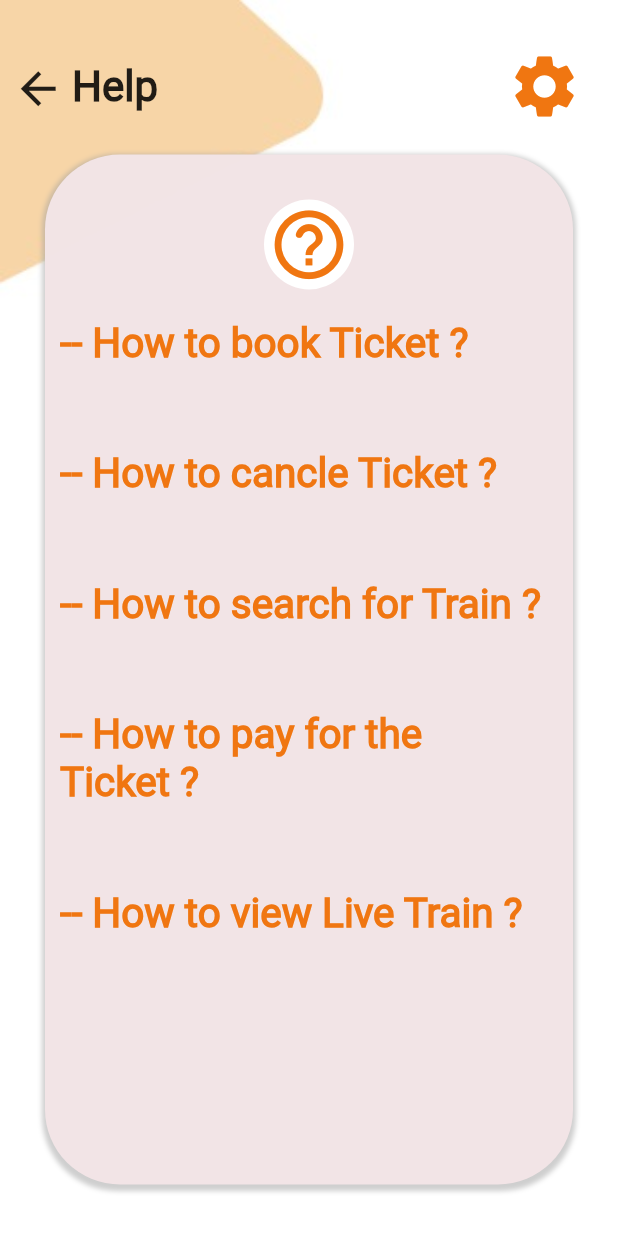
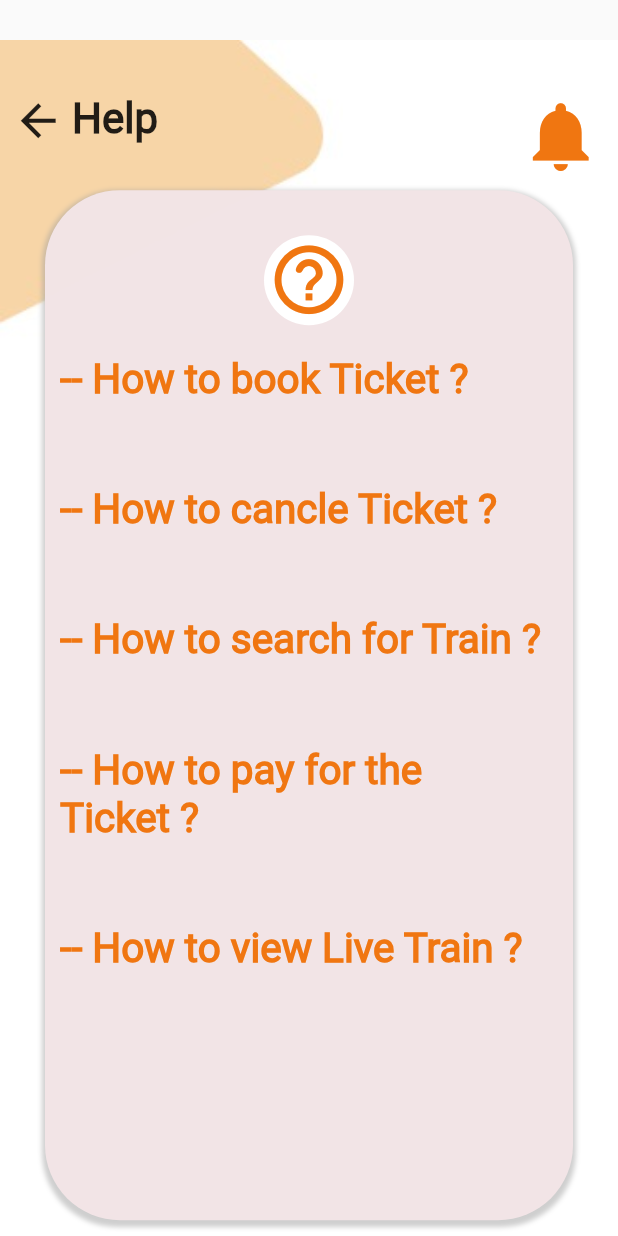
Before and after one commit to AbdallahBadawy/egypt_rails, a Flutter app: the HelpScreen screen opened directly, on a phone screen of 412 x 824 dp. Run offline on Flutter 3.47's test engine with Material 2 defaults, Android fonts, the phone set to English and light mode, and no system bars; our stand-ins replace share; missing offline and left inert: dart:ffi; network calls fail.

Commit message:
Train Between

```diff
--- a/lib/Drawer/Help_Screens/Help_Screen.dart
+++ b/lib/Drawer/Help_Screens/Help_Screen.dart
@@ -1,4 +1,7 @@
+import 'package:egypt_rails/NotificationsButton.dart';
 import 'package:flutter/material.dart';
+
+import '../../Background.dart';
 
 class HelpScreen extends StatefulWidget {
   @override
@@ -9,19 +12,14 @@ class _HelpScreenState extends State<HelpScreen> {
   @override
   Widget build(BuildContext context) {
     return Scaffold(
-      body: Container(
-          width: MediaQuery.of(context).size.width,
-          height: MediaQuery.of(context).size.height,
-          decoration: BoxDecoration(
-              image: new DecorationImage(
-            image: new AssetImage("assets/images/background.jpg"),
-            fit: BoxFit.fill,
-          )),
-          child: Stack(
+        body: Stack(
       children: [
         Positioned(
-                  top: MediaQuery.of(context).size.height / 25,
-
+          top: MediaQuery.of(context).size.height / 31,
+          child: background(context),
+        ),
+        Positioned(
+            top: MediaQuery.of(context).size.height / 15,
             child: Row(
               children: [
                 IconButton(
@@ -31,21 +29,16 @@ class _HelpScreenState extends State<HelpScreen> {
                   icon: Icon(Icons.arrow_back, size: 35),
                 ),
                 Text("Help",
-                          style: TextStyle(
-                              fontSize: 28, fontWeight: FontWeight.bold)),
+                    style:
+                        TextStyle(fontSize: 28, fontWeight: FontWeight.bold)),
                 SizedBox(width: MediaQuery.of(context).size.width / 1.77),
-                      Icon(
-                        Icons.settings,
-                        size: 50,
-                        color: Theme.of(context).primaryColor,
-                      )
+                notificationsButton(context)
               ],
             )),
         Positioned(
-                  top: MediaQuery.of(context).size.height / 8,
+            top: MediaQuery.of(context).size.height / 6.5,
             left: 30,
             child: Container(
-
               padding: EdgeInsets.all(10),
               width: MediaQuery.of(context).size.width - 60,
               height: MediaQuery.of(context).size.height / 1.2,
@@ -76,28 +69,9 @@ class _HelpScreenState extends State<HelpScreen> {
                     ),
                   ),
                 ),
-                      InkWell(onTap: (){},
-                    child:
-                      Text("-- How to book Ticket ?",
-                          style: TextStyle(
-                              fontSize: 27,
-                              fontFamily: "Roboto",
-                              fontWeight: FontWeight.bold,
-                              color: Theme.of(context).primaryColor))),
-                      SizedBox(
-                        height: MediaQuery.of(context).size.height / 15,
-                      ),InkWell(onTap: (){},
-                    child:  Text("-- How to cancle Ticket ?",
-                          style: TextStyle(
-                              fontSize: 27,
-                              fontFamily: "Roboto",
-                              fontWeight: FontWeight.bold,
-                              color: Theme.of(context).primaryColor))),
-                      SizedBox(
-                        height: MediaQuery.of(context).size.height / 15,
-                      ),InkWell(onTap: (){},
-                    child:
-                      Text("-- How to search for Train ?",
+                InkWell(
+                    onTap: () {},
+                    child: Text("-- How to book Ticket ?",
                         style: TextStyle(
                             fontSize: 27,
                             fontFamily: "Roboto",
@@ -106,9 +80,9 @@ class _HelpScreenState extends State<HelpScreen> {
                 SizedBox(
                   height: MediaQuery.of(context).size.height / 15,
                 ),
-                      InkWell(onTap: (){},
-                    child:
-                      Text("-- How to pay for the Ticket ?",
+                InkWell(
+                    onTap: () {},
+                    child: Text("-- How to cancle Ticket ?",
                         style: TextStyle(
                             fontSize: 27,
                             fontFamily: "Roboto",
@@ -116,9 +90,32 @@ class _HelpScreenState extends State<HelpScreen> {
                             color: Theme.of(context).primaryColor))),
                 SizedBox(
                   height: MediaQuery.of(context).size.height / 15,
-                      ),InkWell(onTap: (){},
-                    child:
-                      Text("-- How to view Live Train ?",
+                ),
+                InkWell(
+                    onTap: () {},
+                    child: Text("-- How to search for Train ?",
+                        style: TextStyle(
+                            fontSize: 27,
+                            fontFamily: "Roboto",
+                            fontWeight: FontWeight.bold,
+                            color: Theme.of(context).primaryColor))),
+                SizedBox(
+                  height: MediaQuery.of(context).size.height / 15,
+                ),
+                InkWell(
+                    onTap: () {},
+                    child: Text("-- How to pay for the Ticket ?",
+                        style: TextStyle(
+                            fontSize: 27,
+                            fontFamily: "Roboto",
+                            fontWeight: FontWeight.bold,
+                            color: Theme.of(context).primaryColor))),
+                SizedBox(
+                  height: MediaQuery.of(context).size.height / 15,
+                ),
+                InkWell(
+                    onTap: () {},
+                    child: Text("-- How to view Live Train ?",
                         style: TextStyle(
                             fontSize: 27,
                             fontFamily: "Roboto",
@@ -127,7 +124,6 @@ class _HelpScreenState extends State<HelpScreen> {
               ]),
             ))
       ],
-          )),
-    );
+    ));
   }
 }
```
Also changed, not shown: lib/Bottom_BarScreens/HomeScreen/TrainBetween.dart (added, +156 -0 lines), lib/Bottom_BarScreens/HomeScreen/home_Widgets.dart (+15 -6 lines). Lines whose indentation alone changed are shown as unchanged.
